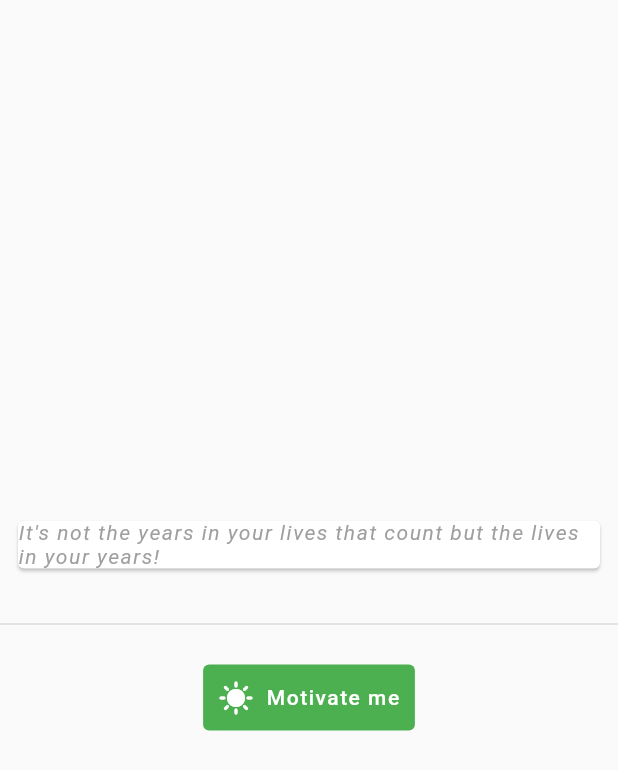
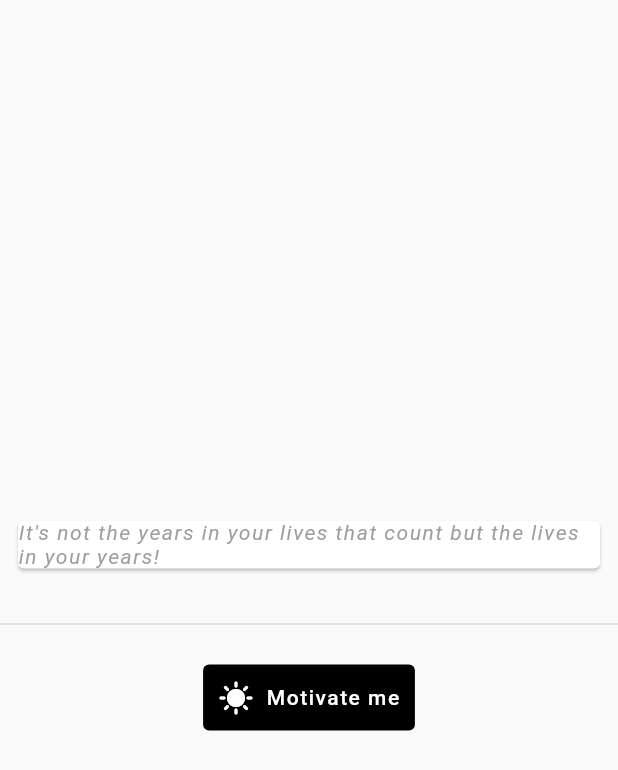
Before and after one commit to eCaleb/flutter_stateful_application, a Flutter app: the screen it shows after launch, on a phone screen of 412 x 824 dp. Shown: the top 770 px of the screen. Run offline on Flutter 3.47's test engine with Material 2 defaults, Android fonts, the phone set to English and light mode, and no system bars.

Commit message:
I read through your code. Did you code this yourself?

```diff
--- a/lib/statefulchallenge.dart
+++ b/lib/statefulchallenge.dart
@@ -60,7 +60,7 @@ class QuoteState extends State<Quote> {
                   style: TextStyle(color: Colors.white, letterSpacing: 1.0),
                 ),
                 style: const ButtonStyle(
-                    backgroundColor: MaterialStatePropertyAll(Colors.green),
+                    backgroundColor: MaterialStatePropertyAll(Colors.black),
                     padding: MaterialStatePropertyAll(EdgeInsets.all(10.0))),
               ),
             ),
```
